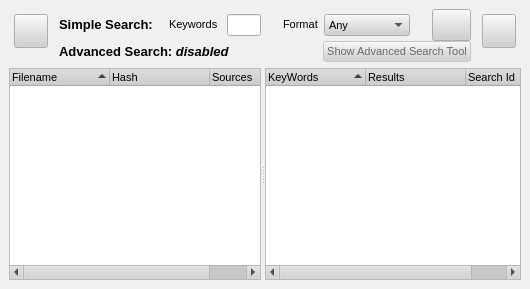
Before: the Qt Designer form rs-Qt-gui/src/gui/SearchDialog.ui in autoscatto/retroshare, drawn with Qt 5.
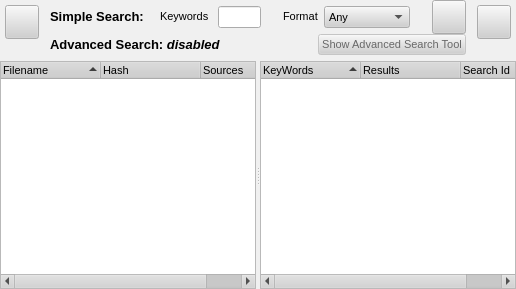
After: the same form once the commit is applied. Icons and pictures are not drawn.

Commit message: -fixed search Button size. -added RetroShare logo

Diff of the .ui file:
```diff
--- a/rs-Qt-gui/src/gui/SearchDialog.ui
+++ b/rs-Qt-gui/src/gui/SearchDialog.ui
@@ -5,7 +5,7 @@
    <rect>
     <x>0</x>
     <y>0</y>
-    <width>510</width>
+    <width>516</width>
     <height>289</height>
    </rect>
   </property>
@@ -502,10 +502,10 @@
   </property>
   <layout class="QGridLayout" >
    <property name="margin" >
-    <number>9</number>
+    <number>0</number>
    </property>
    <property name="spacing" >
-    <number>6</number>
+    <number>1</number>
    </property>
    <item row="0" column="0" >
     <layout class="QVBoxLayout" >
@@ -789,14 +789,14 @@
                 <widget class="QPushButton" name="pushButtonsearch" >
                  <property name="minimumSize" >
                   <size>
-                   <width>0</width>
-                   <height>0</height>
+                   <width>34</width>
+                   <height>34</height>
                   </size>
                  </property>
                  <property name="maximumSize" >
                   <size>
-                   <width>175</width>
-                   <height>175</height>
+                   <width>34</width>
+                   <height>34</height>
                   </size>
                  </property>
                  <property name="toolTip" >
```
The commit also changes 1 other file.
